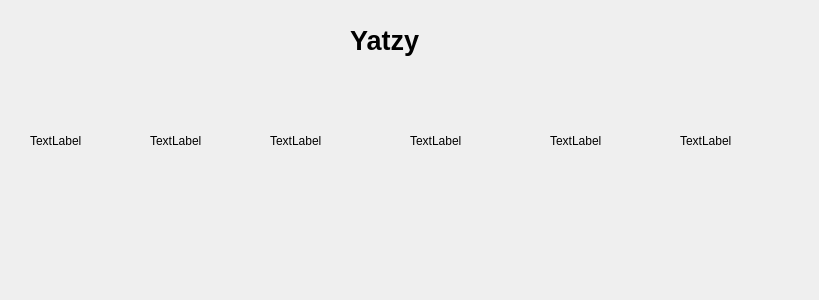
The window that student/12/yatzy_gui/yatzy_game.ui (ahmadshirwany/programming2) describes before a commit, drawn with Qt 5.
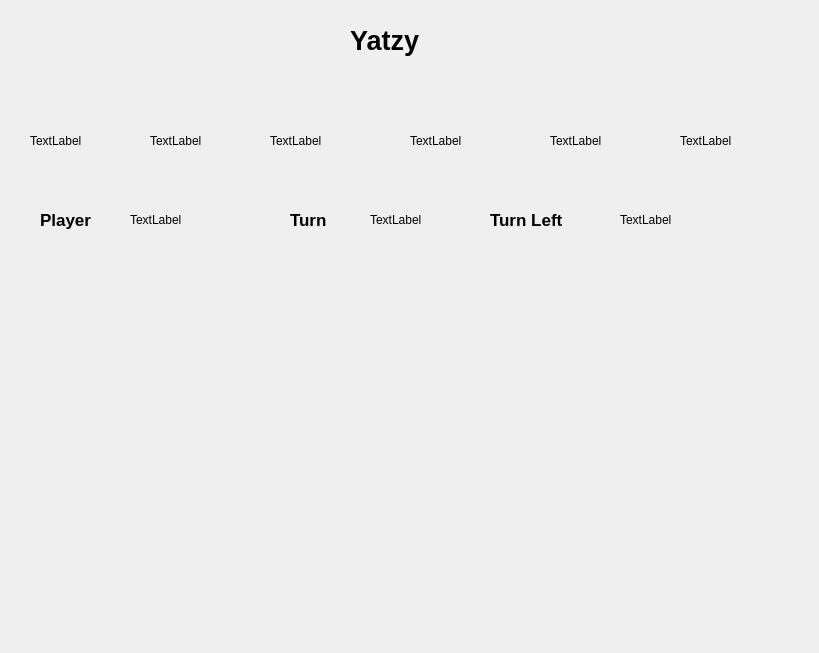
The same window after the commit.

```diff
--- a/student/12/yatzy_gui/yatzy_game.ui
+++ b/student/12/yatzy_gui/yatzy_game.ui
@@ -7,7 +7,7 @@
     <x>0</x>
     <y>0</y>
     <width>819</width>
-    <height>300</height>
+    <height>653</height>
    </rect>
   </property>
   <property name="windowTitle">
@@ -111,6 +111,105 @@
     <string>Yatzy</string>
    </property>
   </widget>
+  <widget class="QLabel" name="label_8">
+   <property name="geometry">
+    <rect>
+     <x>40</x>
+     <y>210</y>
+     <width>63</width>
+     <height>20</height>
+    </rect>
+   </property>
+   <property name="font">
+    <font>
+     <pointsize>13</pointsize>
+     <weight>75</weight>
+     <bold>true</bold>
+    </font>
+   </property>
+   <property name="text">
+    <string>Player</string>
+   </property>
+  </widget>
+  <widget class="QLabel" name="label_9">
+   <property name="geometry">
+    <rect>
+     <x>290</x>
+     <y>210</y>
+     <width>63</width>
+     <height>20</height>
+    </rect>
+   </property>
+   <property name="font">
+    <font>
+     <pointsize>13</pointsize>
+     <weight>75</weight>
+     <bold>true</bold>
+    </font>
+   </property>
+   <property name="text">
+    <string>Turn</string>
+   </property>
+  </widget>
+  <widget class="QLabel" name="label_10">
+   <property name="geometry">
+    <rect>
+     <x>130</x>
+     <y>210</y>
+     <width>63</width>
+     <height>20</height>
+    </rect>
+   </property>
+   <property name="text">
+    <string>TextLabel</string>
+   </property>
+  </widget>
+  <widget class="QLabel" name="label_11">
+   <property name="geometry">
+    <rect>
+     <x>370</x>
+     <y>210</y>
+     <width>63</width>
+     <height>20</height>
+    </rect>
+   </property>
+   <property name="text">
+    <string>TextLabel</string>
+   </property>
+  </widget>
+  <widget class="QLabel" name="label_13">
+   <property name="geometry">
+    <rect>
+     <x>620</x>
+     <y>210</y>
+     <width>63</width>
+     <height>20</height>
+    </rect>
+   </property>
+   <property name="text">
+    <string>TextLabel</string>
+   </property>
+  </widget>
+  <widget class="QLabel" name="label_12">
+   <property name="geometry">
+    <rect>
+     <x>490</x>
+     <y>210</y>
+     <width>81</width>
+     <height>20</height>
+    </rect>
+   </property>
+   <property name="font">
+    <font>
+     <pointsize>13</pointsize>
+     <weight>75</weight>
+     <bold>true</bold>
+    </font>
+   </property>
+   <property name="text">
+    <string>Turn Left</string>
+   </property>
+  </widget>
  </widget>
  <resources/>
  <connections/>
```
